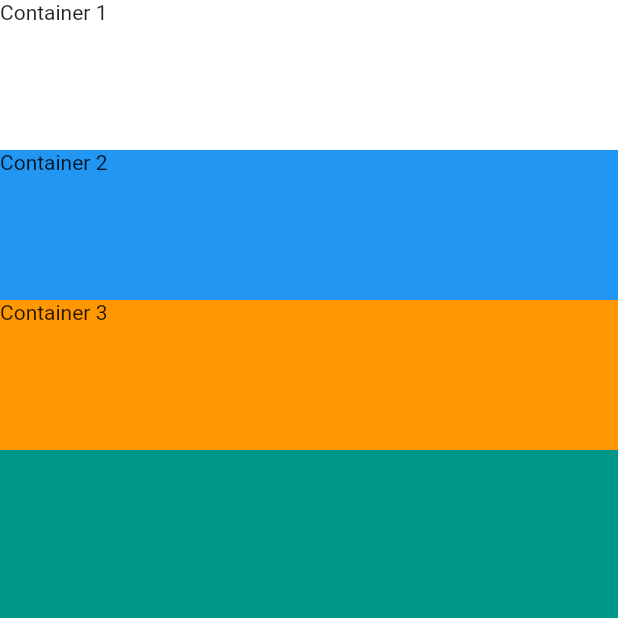
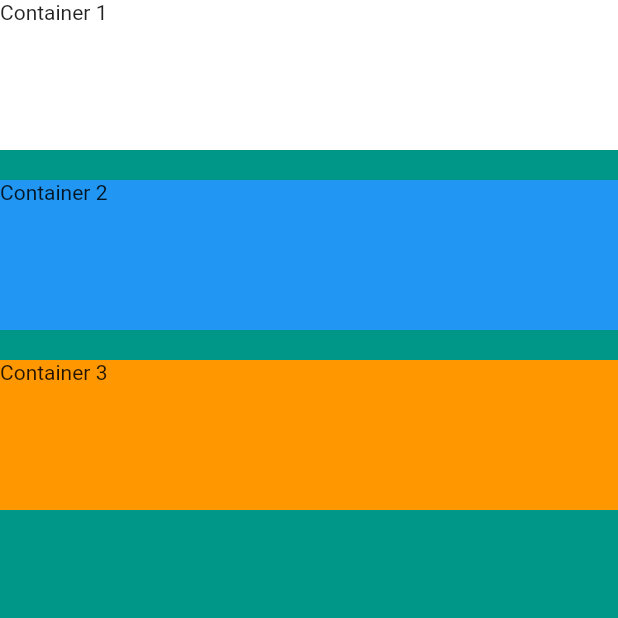
Before and after one commit to harkesneha94/flutter_widget_study, a Flutter app: the screen it shows after launch, on a phone screen of 412 x 824 dp, the top half of it. Run offline on Flutter 3.47's test engine with Material 2 defaults, Android fonts, the phone set to English and light mode, and no system bars.

Commit message:
Use sizedBox container for spacing in between container

```diff
--- a/lib/main.dart
+++ b/lib/main.dart
@@ -20,19 +20,22 @@ class MyApp extends StatelessWidget {
             children: <Widget>[
               Container(
                 height: 100,
-                width: double.infinity,
                 color : Colors.white,
                 child: Text('Container 1'),
               ),
+              SizedBox(
+                height: 20,
+              ),
               Container(
                 height: 100,
-                width: double.infinity,
                 color : Colors.blue,
                 child: Text('Container 2'),
               ),
+              SizedBox(
+                height: 20,
+              ),
               Container(
                 height: 100,
-                width: double.infinity,
                 color : Colors.orange,
                 child: Text('Container 3'),
               )
```
